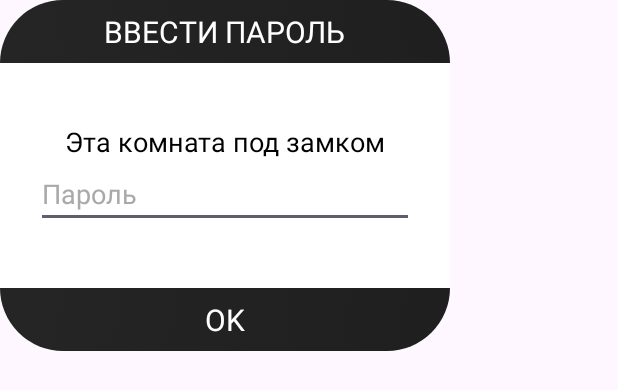
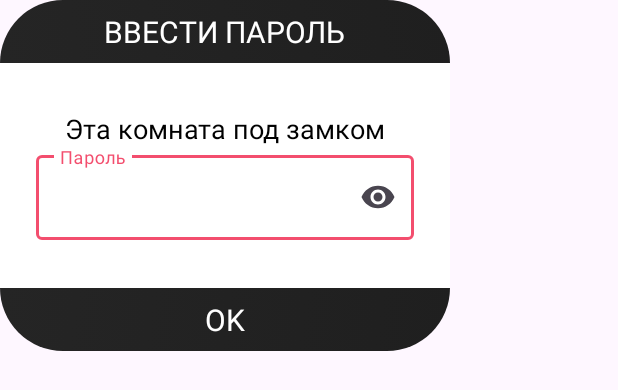
Before and after one commit to LWAFapp/android, an Android app: the layout dialog_room_password.xml on its own in the app's theme, with its tools: preview values and no code run, on a phone screen of 412 x 824 dp. Shown: the top 390 px of the screen. Run offline under Robolectric (Android 15) with nearby library versions, the phone set to English and light mode, and no system bars.

Commit message:
replace `TextField` to `TextInputLayout` in DialogEnterPassword

```diff
--- a/app/src/main/java/com/Zakovskiy/lwaf/dashboard/dialogs/DialogEnterPassword.java
+++ b/app/src/main/java/com/Zakovskiy/lwaf/dashboard/dialogs/DialogEnterPassword.java
@@ -8,6 +8,7 @@ import android.widget.EditText;
 import com.Zakovskiy.lwaf.R;
 import com.Zakovskiy.lwaf.network.SocketHelper;
 import com.Zakovskiy.lwaf.utils.PacketDataKeys;
+import com.google.android.material.textfield.TextInputLayout;
 
 import org.json.JSONObject;
 
@@ -31,12 +32,12 @@ public class DialogEnterPassword extends Dialog {
         getWindow().setBackgroundDrawableResource(R.color.transparent);
         setContentView(R.layout.dialog_room_password);
         setCancelable(true);
-        EditText roomPassword = findViewById(R.id.editRoomPassword);
+        TextInputLayout roomPassword = findViewById(R.id.editRoomPassword);
         findViewById(R.id.button_submit).setOnClickListener(view -> {
             HashMap<String, Object> data = new HashMap<>();
             data.put(PacketDataKeys.TYPE_EVENT, PacketDataKeys.ROOM_JOIN);
             data.put(PacketDataKeys.ROOM_IDENTIFICATOR, this.roomId);
-            data.put(PacketDataKeys.ROOM_PASSWORD, roomPassword);
+            data.put(PacketDataKeys.ROOM_PASSWORD, roomPassword.getEditText().getText().toString());
             socketHelper.sendData(new JSONObject(data));
             DialogEnterPassword.this.dismiss();
         });
--- a/app/src/main/res/layout/dialog_room_password.xml
+++ b/app/src/main/res/layout/dialog_room_password.xml
@@ -9,7 +9,7 @@
             android:gravity="center"
             android:orientation="vertical">
 
-            <TextView
+            <com.google.android.material.textview.MaterialTextView
                 android:id="@+id/titleBox"
                 android:layout_width="wrap_content"
                 android:layout_height="wrap_content"
@@ -21,7 +21,7 @@
         </LinearLayout>
         <LinearLayout android:gravity="center" android:orientation="vertical" android:background="@color/white" android:padding="24dp" android:layout_width="match_parent" android:layout_height="wrap_content" android:minHeight="150dp">
 
-            <TextView
+            <com.google.android.material.textview.MaterialTextView
                 android:layout_width="wrap_content"
                 android:layout_height="wrap_content"
                 android:gravity="center_vertical"
@@ -29,15 +29,20 @@
                 android:textColor="@color/black"
                 android:textSize="18sp" />
 
-            <EditText
+            <com.google.android.material.textfield.TextInputLayout
                 android:id="@+id/editRoomPassword"
                 android:layout_width="match_parent"
                 android:layout_height="wrap_content"
-                android:ems="10"
                 android:hint="@string/password_hint"
-                android:inputType="text"
-                android:textColor="#000000"
-                android:textColorHint="@color/hint" />
+                app:endIconMode="password_toggle"
+                android:textColorHint="@color/hint">
+                <com.google.android.material.textfield.TextInputEditText
+                    android:layout_width="match_parent"
+                    android:layout_height="match_parent"
+                    android:maxLength="10"
+                    android:inputType="textPassword"
+                    android:textColor="#000000"/>
+            </com.google.android.material.textfield.TextInputLayout>
         </LinearLayout>
 
         <LinearLayout
```
